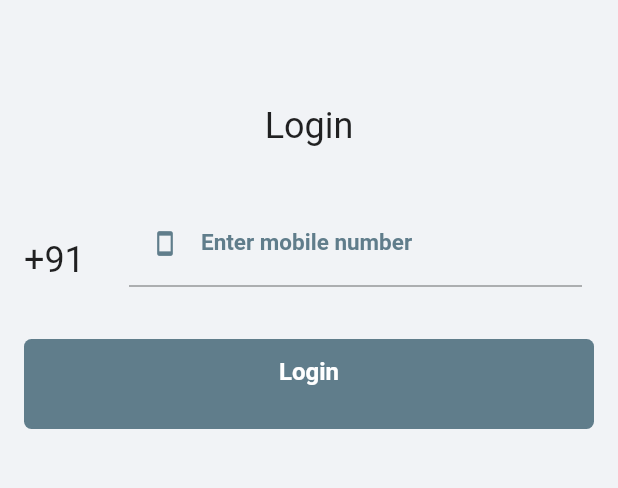
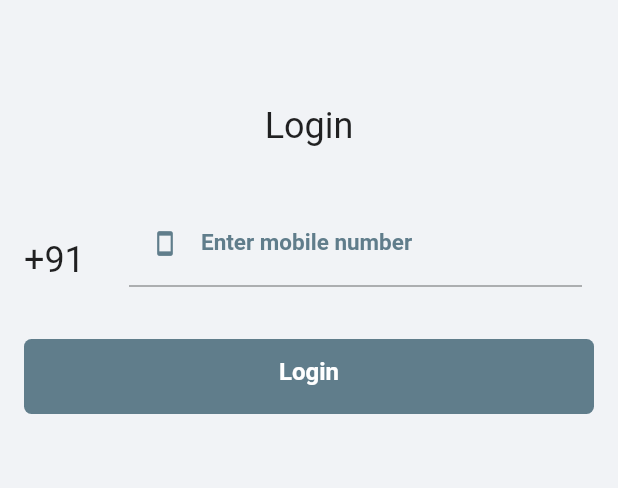
Before and after one commit to hirparaurvashi-avinashi/BoilerPlate, a Flutter app: the screen it shows after launch, on a phone screen of 412 x 824 dp, the part 300-788 px from its top. Run offline on Flutter 3.47's test engine with Material 2 defaults, Android fonts, the phone set to English and light mode, and no system bars; our stand-ins replace cached_network_image, dio, email_validator, firebase_messaging, flutter_local_notifications, flutter_spinkit and 8 more; missing offline and left inert: photo, photo_manager, store_redirect; accounts and stored records are empty; generated files the repository leaves out were written again; network calls fail; Roboto replaces fonts that are missing (WorkSans).

Commit message:
- button height issue

```diff
--- a/lib/OTPModule/OtpScreen.dart
+++ b/lib/OTPModule/OtpScreen.dart
@@ -173,7 +173,7 @@ class _OTPScreenState extends State<OTPScreenPage> {
 
   Widget verifiOTPButton(){
     return Container(
-      height: 60,
+      height: 50,
       child: Material(
         borderRadius: BorderRadius.circular(5),
         color: DesignCourseAppTheme.appThemeColor,
--- a/lib/boilerplate.dart
+++ b/lib/boilerplate.dart
@@ -147,10 +147,10 @@ class _LoginPageState extends State<LoginPage> {
 
   Widget loginButtonUI(){
     return Container(
-      height: 60,
+      height: 50,
         margin: EdgeInsets.only(left: 16, right: 16, top: 30),
         child: Container(
-          height: 60,
+          height: 50,
           child: Material(
             borderRadius: BorderRadius.circular(5),
             color: DesignCourseAppTheme.appThemeColor,
```
